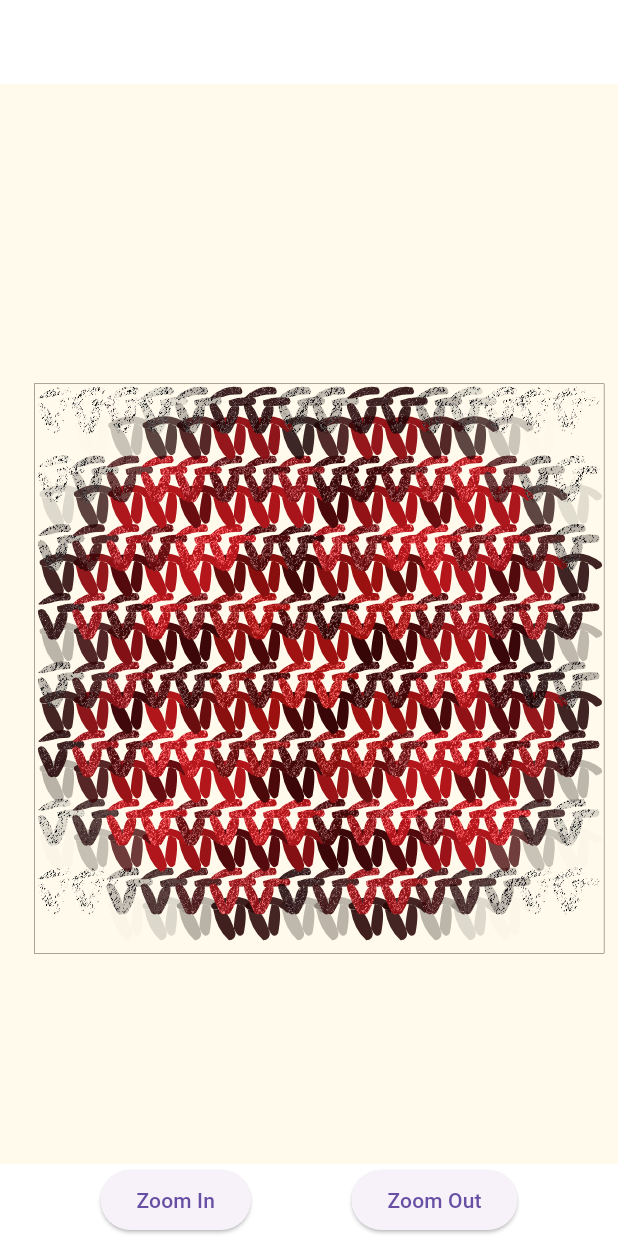
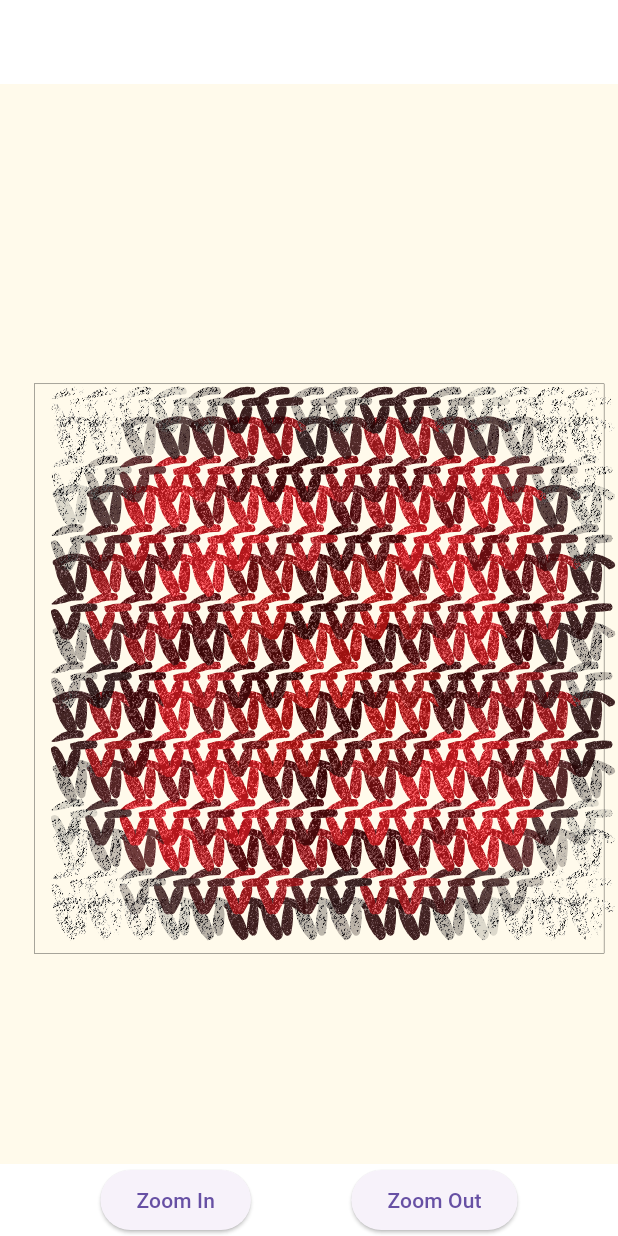
Before and after one commit to nobu74658/guild_hackathon, a Flutter app: the screen it shows after launch, on a phone screen of 412 x 824 dp. Run offline on Flutter 3.47's test engine with Material 3 defaults, Android fonts, the phone set to English and light mode, and no system bars; our stand-ins replace firebase_core, flutter_hooks, flutter_riverpod, riverpod_annotation; accounts and stored records are empty; generated files the repository leaves out were written again.

Commit message:
feature(Flutter): 右上に斜行した表示 #33

```diff
--- a/flutter_client/lib/model/knitting_type.dart
+++ b/flutter_client/lib/model/knitting_type.dart
@@ -11,12 +11,16 @@ enum KnittingType {
   singleCrochetFrontLoop._(
     oddStitch: StitchPainter.singleCrochetKnit,
     evenStitch: StitchPainter.singleCrochetKnit,
+    isEvenRowStartRight: false,
+    isOddRowStartRight: false,
     gapRatio: 1 / 8, // TODO(nobu): 負の値に対応する
   );
 
   const KnittingType._({
     required this.oddStitch,
     required this.evenStitch,
+    this.isOddRowStartRight = true,
+    this.isEvenRowStartRight = true,
     this.width = 100,
     this.height = 100,
     this.dxRatio = 1.0,
@@ -26,9 +30,19 @@ enum KnittingType {
 
   final CustomPainter Function(StitchPainterData) oddStitch;
   final CustomPainter Function(StitchPainterData) evenStitch;
+  final bool isOddRowStartRight;
+  final bool isEvenRowStartRight;
   final double width;
   final double height;
   final double dxRatio;
   final double dyRatio;
   final double gapRatio;
+
+  int xIndex(int x, int y, int maxWidth) {
+    if (y.isEven) {
+      return isEvenRowStartRight ? x : maxWidth - x - 1;
+    } else {
+      return isOddRowStartRight ? x : maxWidth - x - 1;
+    }
+  }
 }
--- a/flutter_client/lib/view/knitting_pattern/components/knitting_pattern_viewer.dart
+++ b/flutter_client/lib/view/knitting_pattern/components/knitting_pattern_viewer.dart
@@ -68,10 +68,9 @@ class KnittingPatternViewer extends HookWidget {
     final imageWidth = image.width;
     final imageHeight = image.height;
 
-    final knittingWidth = knittingType.width *
-            imageWidth *
-            knittingType.dxRatio +
-        knittingType.gapRatio.abs() * knittingType.width * (imageHeight - 1);
+    final knittingWidth =
+        knittingType.width * imageWidth * knittingType.dxRatio +
+            knittingType.gapRatio * knittingType.width * (imageHeight - 1);
     final knittingHeight =
         knittingType.height * imageHeight * knittingType.dyRatio;
 
@@ -106,11 +105,11 @@ class KnittingPatternViewer extends HookWidget {
         height: knittingHeight + knittingType.height * 0.6,
         child: Stack(
           children: [
-            for (var y = imageHeight - 1; y > -1; y--)
-              for (var x = 0; x < imageWidth; x++) ...{
+            for (int y = imageHeight - 1; y > -1; y--)
+              for (int x = 0; x < imageWidth; x++) ...{
                 _Stitch(
                   knittingType: knittingType,
-                  x: y.isEven ? x : imageWidth - x - 1,
+                  x: knittingType.xIndex(x, y, imageWidth),
                   y: y,
                   pixel: image.getPixel(x, y),
                   texture: texture,
@@ -152,7 +151,7 @@ class _Stitch extends HookWidget {
     final painter = y.isEven ? knittingType.evenStitch : knittingType.oddStitch;
 
     return Positioned(
-      left: (x + 0.1) * knittingType.width * knittingType.dxRatio +
+      right: (x + 0.1) * knittingType.width * knittingType.dxRatio +
           knittingType.gapRatio * knittingType.width * (y - 1),
       top: (y + 0.1) * knittingType.height * knittingType.dyRatio,
       child: SizedBox(
--- a/flutter_client/lib/view/knitting_pattern/components/stitch.dart
+++ b/flutter_client/lib/view/knitting_pattern/components/stitch.dart
@@ -75,8 +75,6 @@ class _CrossStitchPainter extends _TouchablePainter {
 
   @override
   void paint(Canvas canvas, Size size) {
-    final painter = Paint()..color = data.color;
-
     path
       ..moveTo(strokeWidth, 0)
       ..lineTo(0, strokeWidth)
@@ -102,8 +100,6 @@ class _KnitPainter extends _TouchablePainter {
 
   @override
   void paint(Canvas canvas, Size size) {
-    final painter = Paint()..color = data.color;
-
     path
       ..moveTo(0, 0)
       // 1. 左上から中央
@@ -149,8 +145,6 @@ class _SingleCrochetKnitPainter extends _TouchablePainter {
 
   @override
   void paint(Canvas canvas, Size size) {
-    final painter = Paint()..color = data.color;
-
     path
       // 上下関係の改善が必要
       // 上の横の糸
@@ -377,8 +371,6 @@ class _SingleCrochetBackLoopOnlyPainter extends _TouchablePainter {
 
   @override
   void paint(Canvas canvas, Size size) {
-    final painter = Paint()..color = data.color;
-
     // 縦：横＝9:10
     // 外側の形状
     final Path outerPath = Path()
@@ -508,8 +500,6 @@ class _SingleCrochetBackLoopOnlyPurlPainter extends _TouchablePainter {
 
   @override
   void paint(Canvas canvas, Size size) {
-    final painter = Paint()..color = data.color;
-
     // 縦：横＝10:10(表あみが9:10だから、裏あみは11:10くらいの高さだけど、ループがややこしいから、10:10)
     path
       ..moveTo(-size.width * 0.05, -size.height * 0.1)
```
